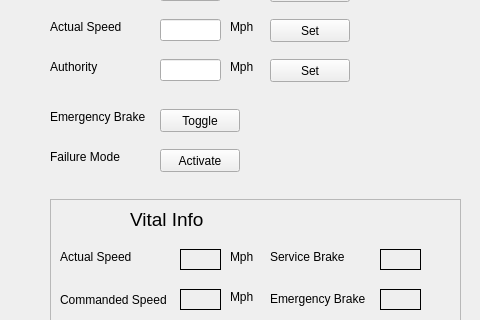
Before: the Qt Designer form TrainController/testui.ui in shamuraii/ECE1140, drawn with Qt 5; both pictures show x 0 to 480 and y 161 to 481 of the 840 by 608 pixel window.
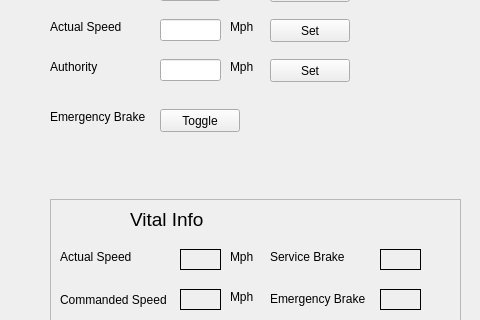
After: the same form once the commit is applied.

```diff
--- a/TrainController/testui.ui
+++ b/TrainController/testui.ui
@@ -182,32 +182,6 @@
     <string>Toggle</string>
    </property>
   </widget>
-  <widget class="QLabel" name="failure_mode_label">
-   <property name="geometry">
-    <rect>
-     <x>50</x>
-     <y>310</y>
-     <width>101</width>
-     <height>16</height>
-    </rect>
-   </property>
-   <property name="text">
-    <string>Failure Mode</string>
-   </property>
-  </widget>
-  <widget class="QPushButton" name="failure_mode_button">
-   <property name="geometry">
-    <rect>
-     <x>160</x>
-     <y>310</y>
-     <width>80</width>
-     <height>23</height>
-    </rect>
-   </property>
-   <property name="text">
-    <string>Activate</string>
-   </property>
-  </widget>
   <widget class="QFrame" name="cabin_info">
    <property name="geometry">
     <rect>
```
